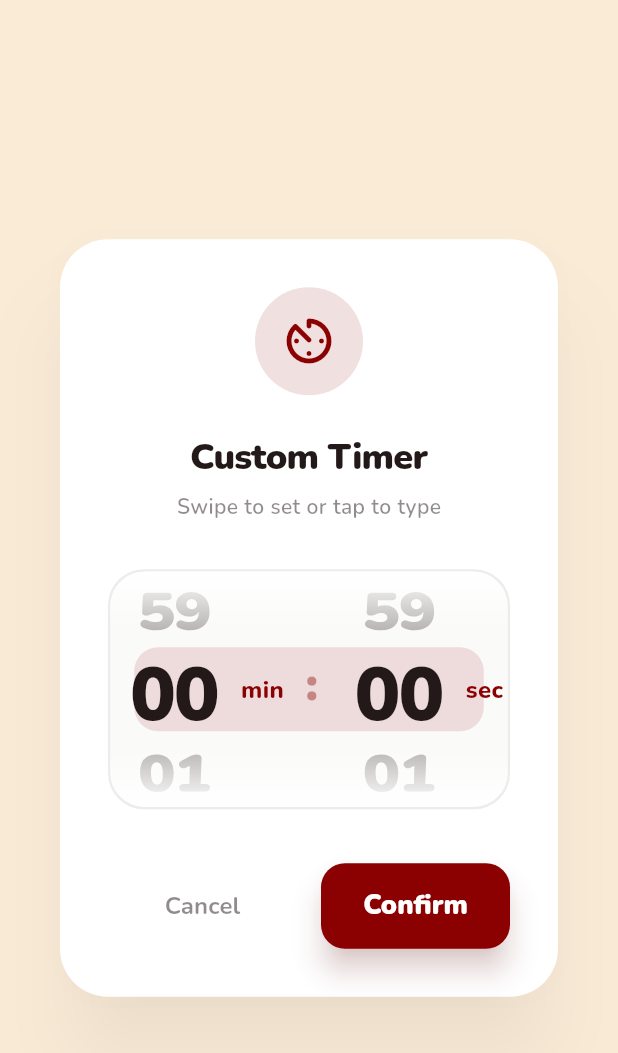
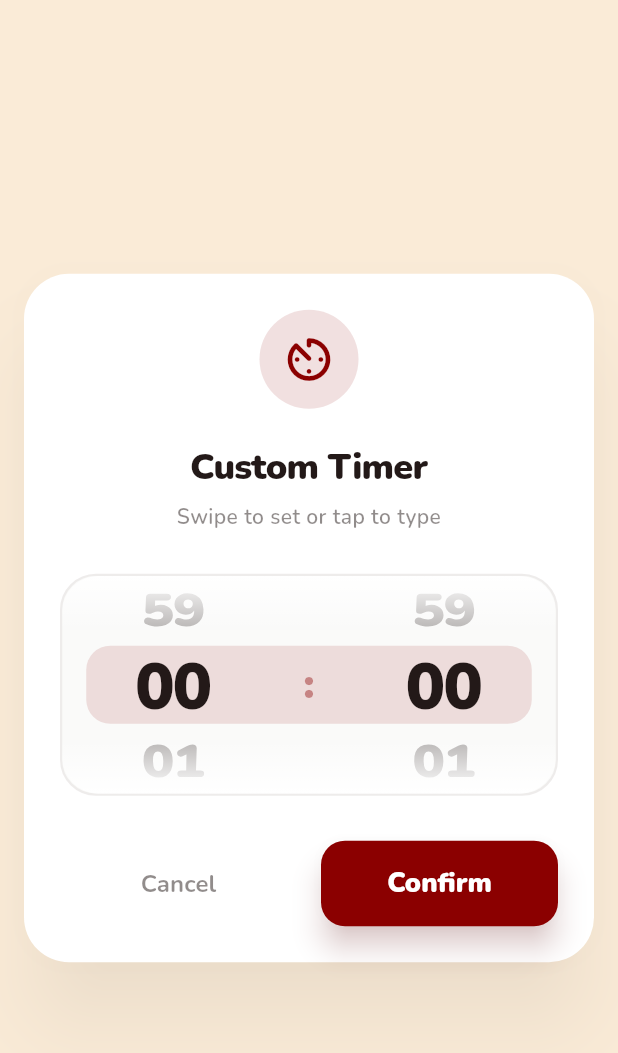
Before and after one commit to muhammad-ashiqe/Boil-Buddy, a Flutter app: the _CustomTimerDialog widget shown alone on an empty page, opened directly with empty values, on a phone screen of 412 x 824 dp. Shown: the top 1053 px of the screen. Run offline on Flutter 3.47's test engine with Material 3 defaults, Android fonts, the phone set to English and light mode, and no system bars; our stand-ins replace audioplayers, confetti, flutter_local_notifications, flutter_riverpod, google_fonts, hive_flutter and 3 more; accounts and stored records are empty.

Commit message:
Improved design in custom timer

```diff
--- a/lib/features/timer/widgets/egg_selector.dart
+++ b/lib/features/timer/widgets/egg_selector.dart
@@ -276,10 +276,13 @@ class _CustomTimerSelector extends StatelessWidget {
                   const SizedBox(height: 2),
                   Text(
                     isActive ? displayTime : 'Auto',
+                    maxLines: 1,
+                    overflow: TextOverflow.visible,
                     style: TextStyle(
-                      fontSize: 10,
+                      fontSize: isActive ? 9.5 : 10,
                       fontWeight: FontWeight.w800,
                       color: isActive ? Colors.white : cs.onSurface,
+                      letterSpacing: isActive ? -0.2 : 0,
                     ),
                   ),
                 ],
@@ -344,35 +347,58 @@ class _CustomTimerDialogState extends State<_CustomTimerDialog> {
   }
 
   @override
-  @override
   Widget build(BuildContext context) {
     final cs = Theme.of(context).colorScheme;
+    final screenWidth = MediaQuery.of(context).size.width;
+    final dialogWidth = screenWidth.clamp(280.0, 420.0);
+    final isCompact = screenWidth < 360;
+    final outerPadding = isCompact ? 18.0 : 24.0;
+    final wheelAreaHeight = isCompact ? 136.0 : 148.0;
+    final highlightHeight = isCompact ? 48.0 : 52.0;
+    final digitFontSize = isCompact ? 34.0 : 38.0;
+    final colonFontSize = isCompact ? 24.0 : 28.0;
+    final itemExtent = isCompact ? 48.0 : 52.0;
+    final iconSize = isCompact ? 34.0 : 38.0;
+    final titleSize = isCompact ? 21.0 : 24.0;
+    final subtitleSize = isCompact ? 12.5 : 14.0;
+    final buttonVerticalPadding = isCompact ? 14.0 : 16.0;
+    final dialogRadius = isCompact ? 26.0 : 30.0;
+    final inputRadius = isCompact ? 20.0 : 24.0;
+    final highlightInset = isCompact ? 12.0 : 16.0;
+    final wheelGap = isCompact ? 8.0 : 12.0;
+
     return Dialog(
-      shape: RoundedRectangleBorder(borderRadius: BorderRadius.circular(32)),
+      insetPadding: const EdgeInsets.symmetric(horizontal: 16, vertical: 24),
+      shape: RoundedRectangleBorder(
+        borderRadius: BorderRadius.circular(dialogRadius),
+      ),
       backgroundColor: cs.surface,
       elevation: 24,
       shadowColor: Colors.black26,
+      child: ConstrainedBox(
+        constraints: BoxConstraints(maxWidth: dialogWidth),
         child: Padding(
-        padding: const EdgeInsets.all(32.0),
+          padding: EdgeInsets.all(outerPadding),
           child: Column(
             mainAxisSize: MainAxisSize.min,
             children: [
-            // Icon header
               Container(
-              padding: const EdgeInsets.all(16),
+                padding: EdgeInsets.all(isCompact ? 12 : 14),
                 decoration: BoxDecoration(
                   color: cs.primary.withOpacity(0.12),
                   shape: BoxShape.circle,
                 ),
-              child: Icon(Icons.av_timer_rounded, size: 40, color: cs.primary),
+                child: Icon(
+                  Icons.av_timer_rounded,
+                  size: iconSize,
+                  color: cs.primary,
                 ),
-            const SizedBox(height: 24),
-
-            // Titles
+              ),
+              SizedBox(height: isCompact ? 18 : 22),
               Text(
                 'Custom Timer',
                 style: TextStyle(
-                fontSize: 24,
+                  fontSize: titleSize,
                   fontWeight: FontWeight.w900,
                   color: cs.onSurface,
                   letterSpacing: -0.5,
@@ -381,101 +407,100 @@ class _CustomTimerDialogState extends State<_CustomTimerDialog> {
               const SizedBox(height: 6),
               Text(
                 'Swipe to set or tap to type',
+                textAlign: TextAlign.center,
                 style: TextStyle(
-                fontSize: 14,
+                  fontSize: subtitleSize,
                   fontWeight: FontWeight.w600,
                   color: cs.onSurface.withOpacity(0.5),
                 ),
               ),
-            const SizedBox(height: 32),
-
-            // Unified Input Area
+              SizedBox(height: isCompact ? 24 : 28),
               Container(
-              height: 160,
+                height: wheelAreaHeight,
                 decoration: BoxDecoration(
                   color: cs.outline.withOpacity(0.04),
-                borderRadius: BorderRadius.circular(24),
-                border: Border.all(color: cs.outline.withOpacity(0.1), width: 1.5),
+                  borderRadius: BorderRadius.circular(inputRadius),
+                  border: Border.all(
+                    color: cs.outline.withOpacity(0.1),
+                    width: 1.5,
+                  ),
                 ),
                 child: Stack(
                   alignment: Alignment.center,
                   children: [
-                  // Center selection highlight
                     Padding(
-                    padding: const EdgeInsets.symmetric(horizontal: 16.0),
+                      padding:
+                          EdgeInsets.symmetric(horizontal: highlightInset),
                       child: Container(
-                      height: 56,
+                        height: highlightHeight,
                         decoration: BoxDecoration(
                           color: cs.primary.withOpacity(0.12),
                           borderRadius: BorderRadius.circular(16),
                         ),
                       ),
                     ),
-
-                  // Scroll Wheels and Labels
                     Positioned.fill(
                       child: Row(
-                      mainAxisAlignment: MainAxisAlignment.center,
                         crossAxisAlignment: CrossAxisAlignment.center,
                         children: [
-                        SizedBox(
-                          width: 80,
-                          height: 160,
+                          Expanded(
+                            child: Row(
+                              mainAxisAlignment: MainAxisAlignment.end,
+                              crossAxisAlignment: CrossAxisAlignment.center,
+                              children: [
+                                Expanded(
+                                  child: SizedBox(
+                                    height: wheelAreaHeight,
                                     child: _ScrollableWheelInput(
                                       controller: _minutesController,
                                       cs: cs,
                                       maxVal: 59,
+                                      fontSize: digitFontSize,
+                                      itemExtent: itemExtent,
                                     ),
-                        ),
-                        const SizedBox(width: 4),
-                        Text(
-                          'min',
-                          style: TextStyle(
-                            fontSize: 16,
-                            fontWeight: FontWeight.w800,
-                            color: cs.primary,
-                          ),
-                        ),
-                        const SizedBox(width: 14),
-                        Padding(
-                          padding: const EdgeInsets.only(bottom: 6.0),
-                          child: Text(
-                            ':',
-                            style: TextStyle(
-                              fontSize: 32,
-                              fontWeight: FontWeight.w900,
-                              color: cs.primary.withOpacity(0.4),
-                            ),
-                          ),
-                        ),
-                        const SizedBox(width: 14),
-                        SizedBox(
-                          width: 80,
-                          height: 160,
-                          child: _ScrollableWheelInput(
-                            controller: _secondsController,
-                            cs: cs,
-                            maxVal: 59,
-                          ),
-                        ),
-                        const SizedBox(width: 4),
-                        Text(
-                          'sec',
-                          style: TextStyle(
-                            fontSize: 16,
-                            fontWeight: FontWeight.w800,
-                            color: cs.primary,
                                   ),
                                 ),
                               ],
                             ),
                           ),
-
-                  // Top/Bottom Fading Gradients
+                          SizedBox(width: wheelGap),
+                          Text(
+                            ':',
+                            style: TextStyle(
+                              fontSize: colonFontSize,
+                              fontWeight: FontWeight.w900,
+                              color: cs.primary.withOpacity(0.4),
+                              height: 1,
+                            ),
+                          ),
+                          SizedBox(width: wheelGap),
+                          Expanded(
+                            child: Row(
+                              mainAxisAlignment: MainAxisAlignment.start,
+                              crossAxisAlignment: CrossAxisAlignment.center,
+                              children: [
+                                Expanded(
+                                  child: SizedBox(
+                                    height: wheelAreaHeight,
+                                    child: _ScrollableWheelInput(
+                                      controller: _secondsController,
+                                      cs: cs,
+                                      maxVal: 59,
+                                      fontSize: digitFontSize,
+                                      itemExtent: itemExtent,
+                                    ),
+                                  ),
+                                ),
+                              ],
+                            ),
+                          ),
+                        ],
+                      ),
+                    ),
                     IgnorePointer(
                       child: Container(
                         decoration: BoxDecoration(
-                        borderRadius: BorderRadius.circular(24),
+                          borderRadius: BorderRadius.circular(inputRadius),
                           gradient: LinearGradient(
                             begin: Alignment.topCenter,
                             end: Alignment.bottomCenter,
@@ -493,40 +518,59 @@ class _CustomTimerDialogState extends State<_CustomTimerDialog> {
                   ],
                 ),
               ),
-
-            const SizedBox(height: 36),
-
-            // Action Buttons
+              SizedBox(height: isCompact ? 24 : 30),
               Row(
                 children: [
                   Expanded(
                     child: TextButton(
                       onPressed: () => Navigator.pop(context),
                       style: TextButton.styleFrom(
-                      padding: const EdgeInsets.symmetric(vertical: 16),
-                      shape: RoundedRectangleBorder(borderRadius: BorderRadius.circular(16)),
+                        padding: EdgeInsets.symmetric(
+                          vertical: buttonVerticalPadding,
                         ),
-                    child: Text('Cancel', style: TextStyle(color: cs.onSurface.withOpacity(0.5), fontSize: 16, fontWeight: FontWeight.bold)),
+                        shape: RoundedRectangleBorder(
+                          borderRadius: BorderRadius.circular(16),
                         ),
                       ),
-                const SizedBox(width: 16),
+                      child: Text(
+                        'Cancel',
+                        style: TextStyle(
+                          color: cs.onSurface.withOpacity(0.5),
+                          fontSize: isCompact ? 15 : 16,
+                          fontWeight: FontWeight.bold,
+                        ),
+                      ),
+                    ),
+                  ),
+                  SizedBox(width: isCompact ? 12 : 16),
                   Expanded(
                     child: ElevatedButton(
                       onPressed: _submit,
                       style: ElevatedButton.styleFrom(
                         backgroundColor: cs.primary,
                         foregroundColor: Colors.white,
-                      shape: RoundedRectangleBorder(borderRadius: BorderRadius.circular(16)),
-                      padding: const EdgeInsets.symmetric(vertical: 16),
+                        shape: RoundedRectangleBorder(
+                          borderRadius: BorderRadius.circular(16),
+                        ),
+                        padding: EdgeInsets.symmetric(
+                          vertical: buttonVerticalPadding,
+                        ),
                         elevation: 8,
                         shadowColor: cs.primary.withOpacity(0.4),
                       ),
-                    child: const Text('Confirm', style: TextStyle(fontSize: 18, fontWeight: FontWeight.w900)),
+                      child: Text(
+                        'Confirm',
+                        style: TextStyle(
+                          fontSize: isCompact ? 16 : 18,
+                          fontWeight: FontWeight.w900,
+                        ),
+                      ),
                     ),
                   ),
                 ],
-            )
+              ),
             ],
+          ),
         ),
       ),
     );
@@ -537,11 +581,15 @@ class _ScrollableWheelInput extends StatefulWidget {
   final TextEditingController controller;
   final ColorScheme cs;
   final int maxVal;
+  final double fontSize;
+  final double itemExtent;
 
   const _ScrollableWheelInput({
     required this.controller,
     required this.cs,
     required this.maxVal,
+    required this.fontSize,
+    required this.itemExtent,
   });
 
   @override
@@ -565,7 +613,7 @@ class _ScrollableWheelInputState extends State<_ScrollableWheelInput> {
         child: Text(
           index.toString().padLeft(2, '0'),
           style: TextStyle(
-            fontSize: 44,
+            fontSize: widget.fontSize,
             fontWeight: FontWeight.w900,
             color: widget.cs.onSurface,
             letterSpacing: -1.0,
@@ -614,7 +662,7 @@ class _ScrollableWheelInputState extends State<_ScrollableWheelInput> {
               },
               child: ListWheelScrollView.useDelegate(
                 controller: _scrollController,
-                itemExtent: 56,
+                itemExtent: widget.itemExtent,
                 physics: const FixedExtentScrollPhysics(),
                 perspective: 0.005,
                 useMagnifier: true,
@@ -644,7 +692,7 @@ class _ScrollableWheelInputState extends State<_ScrollableWheelInput> {
               inputFormatters: [FilteringTextInputFormatter.digitsOnly],
               textAlign: TextAlign.center,
               style: TextStyle(
-                fontSize: 44,
+                fontSize: widget.fontSize,
                 fontWeight: FontWeight.w900,
                 color: widget.cs.onSurface,
                 letterSpacing: -1.0,
@@ -655,6 +703,15 @@ class _ScrollableWheelInputState extends State<_ScrollableWheelInput> {
                 border: InputBorder.none,
               ),
               showCursor: true,
+              maxLength: 2,
+              buildCounter: (
+                BuildContext context, {
+                required int currentLength,
+                required bool isFocused,
+                required int? maxLength,
+              }) {
+                return null;
+              },
             ),
           ),
         ),
```
Lines whose indentation alone changed are shown as unchanged.
